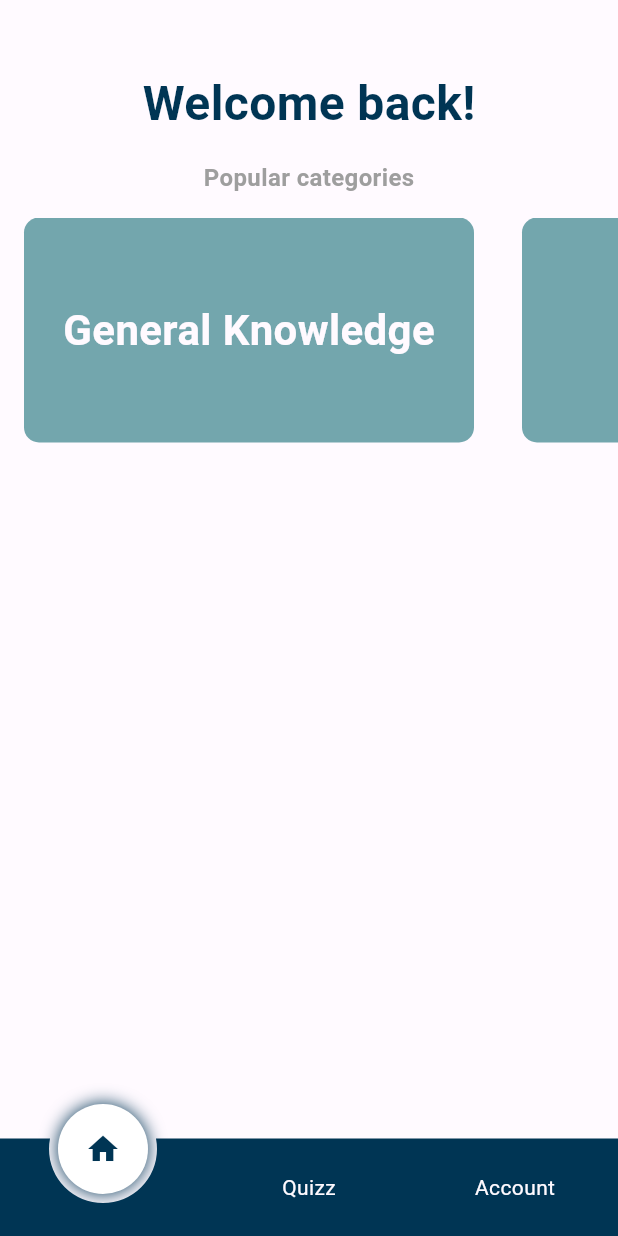
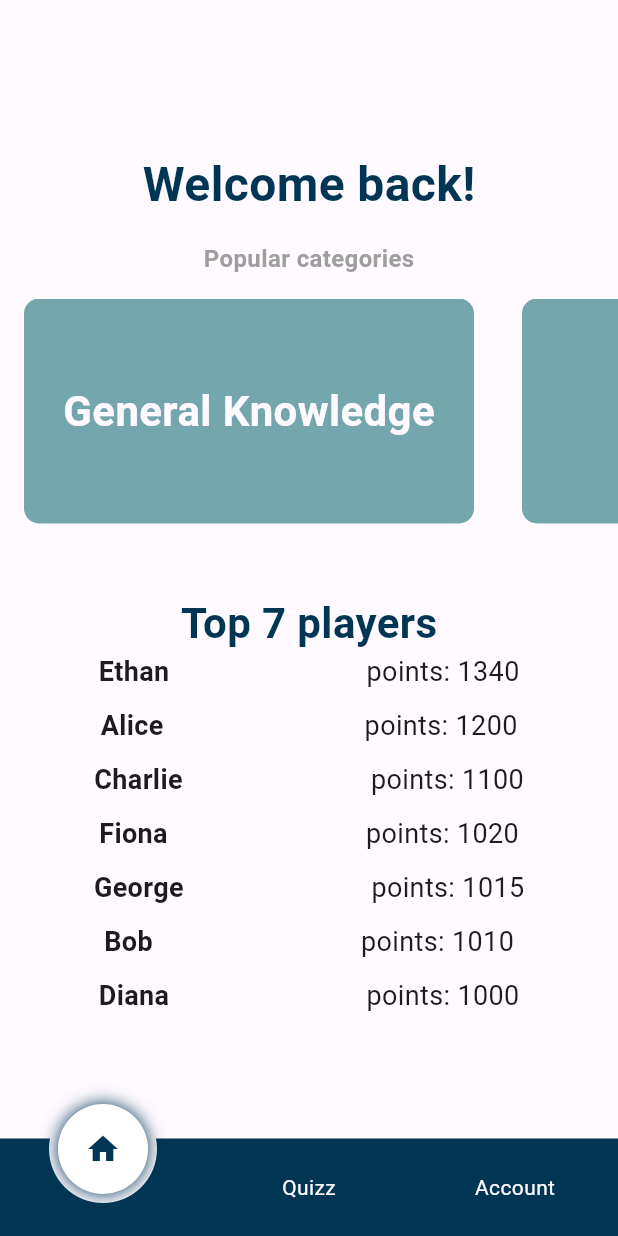
Before and after one commit to kry-ozo/quizzApp, a Flutter app: the screen it shows after launch, on a phone screen of 412 x 824 dp. Run offline on Flutter 3.47's test engine with Material 3 defaults, Android fonts, the phone set to English and light mode, and no system bars; drawn by our look-alikes of circle_nav_bar.

Commit message:
Almost fully complete the visual side of home page

```diff
--- /dev/null
+++ b/lib/models/user_model_placeholder.dart
@@ -0,0 +1,7 @@
+class UserModelPlaceholder {
+  final String name;
+  final String points;
+
+  UserModelPlaceholder({required this.name, required this.points});
+
+}
--- a/lib/pages/home_page.dart
+++ b/lib/pages/home_page.dart
@@ -1,6 +1,7 @@
 import 'package:flutter/material.dart';
 import 'package:quizz_app/components/custom_tile.dart';
 import 'package:quizz_app/placeholders/categories.dart';
+import 'package:quizz_app/placeholders/users_placeholder.dart';
 
 class HomePage extends StatelessWidget {
   const HomePage({super.key});
@@ -10,7 +11,7 @@ class HomePage extends StatelessWidget {
     return  Column(
       children: [
         const Padding(
-          padding: EdgeInsets.only(top: 46, left: 12, right: 12),
+          padding: EdgeInsets.only(top: 100, left: 12, right: 12),
           child: Text("Welcome back!", style: TextStyle(color: Color.fromARGB(255, 0, 53, 84), fontSize: 32, fontWeight: FontWeight.bold),),
         ),
         const Padding(
@@ -25,7 +26,27 @@ class HomePage extends StatelessWidget {
             itemBuilder: (context, index){
               return CustomTile(title: categories[index],);
           })
-        )
+        ),
+        const Padding(
+          padding: EdgeInsets.only(top: 46, left: 12, right: 12),
+          child: Text("Top 7 players", style: TextStyle(color: Color.fromARGB(255, 0, 53, 84), fontSize: 28, fontWeight: FontWeight.bold),),
+        ),
+        Expanded(
+          child: ListView.builder(
+            itemCount: players.length,
+            itemBuilder: (context, index){
+              return Padding(
+                padding: const EdgeInsets.only(bottom: 10),
+                child: Row(
+                  mainAxisAlignment: MainAxisAlignment.spaceAround,
+                  children: [
+                    Text(players[index].name, style: TextStyle(fontSize: 18, fontWeight: FontWeight.bold),),
+                    Text("points: ${players[index].points}", style: TextStyle(fontSize: 18))
+                  ],
+                ),
+              );
+          }),
+        ),
       ],
     );
   }
--- /dev/null
+++ b/lib/placeholders/users_placeholder.dart
@@ -0,0 +1,11 @@
+import 'package:quizz_app/models/user_model_placeholder.dart';
+
+List<UserModelPlaceholder> players = [
+   UserModelPlaceholder(name: "Ethan", points: "1340"),
+  UserModelPlaceholder(name: "Alice", points: "1200"),
+  UserModelPlaceholder(name: "Charlie", points: "1100"),
+  UserModelPlaceholder(name: "Fiona", points: "1020"),
+  UserModelPlaceholder(name: "George", points: "1015"),
+  UserModelPlaceholder(name: "Bob", points: "1010"),
+  UserModelPlaceholder(name: "Diana", points: "1000"),
+];
```
